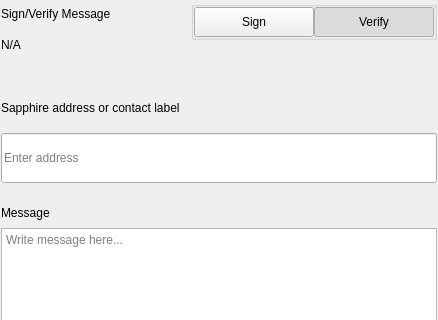
Old version of the form src/qt/pivx/settings/forms/settingssignmessagewidgets.ui in the repository decenomy/SAPP; both pictures show x 0 to 438 and y 0 to 320 of the 438 by 579 pixel window.
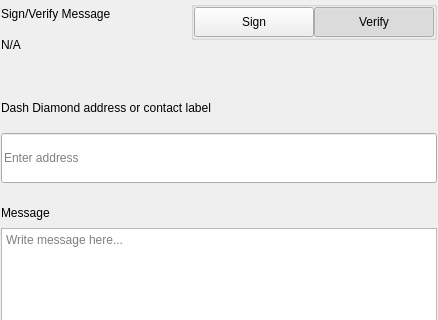
New version of the form.

Commit message: Changed Sapphire -> Dash Diamond, dashdiamond

What changed in the file:
```diff
--- a/src/qt/pivx/settings/forms/settingssignmessagewidgets.ui
+++ b/src/qt/pivx/settings/forms/settingssignmessagewidgets.ui
@@ -276,7 +276,7 @@
                </size>
               </property>
               <property name="text">
-               <string>Sapphire address or contact label</string>
+               <string>Dash Diamond address or contact label</string>
               </property>
              </widget>
             </item>
```
The commit also changes 17 other files.
